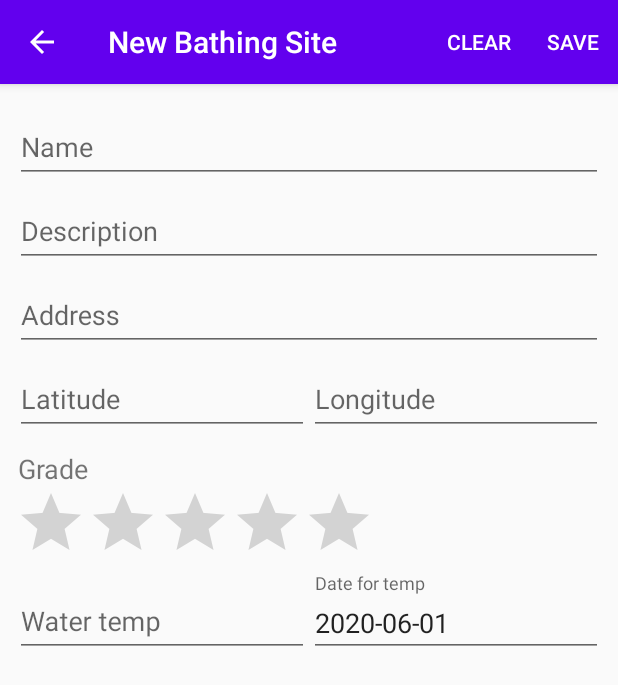
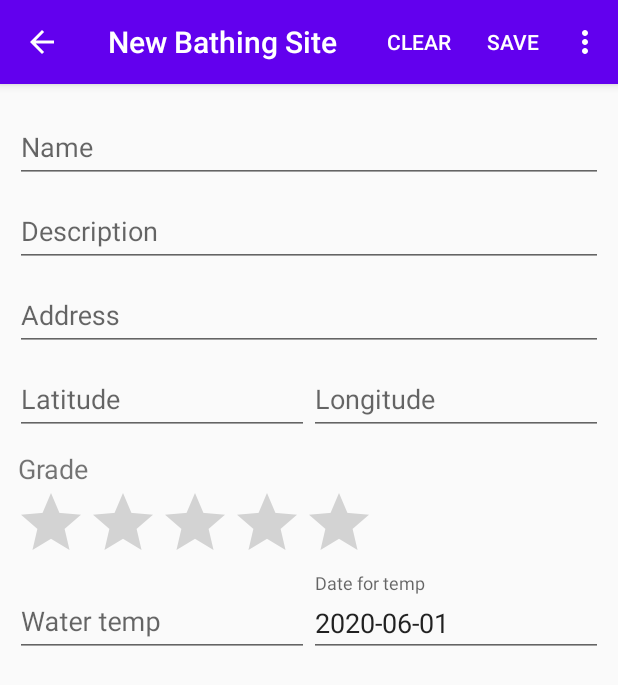
Before and after one commit to kristian-angelin/bathing-sites, an Android app: the NewBathingSiteActivity screen opened directly, with no data from a screen before it, on a phone screen of 412 x 824 dp. Shown: the top 685 px of the screen. Run offline under Robolectric (Android 15) with nearby library versions, the phone set to English and light mode, and no system bars.

Commit message:
Added weather and settings to the App Bar overflow menu.

```diff
--- a/app/src/main/res/menu/menu_new_bathing_site.xml
+++ b/app/src/main/res/menu/menu_new_bathing_site.xml
@@ -10,4 +10,12 @@
     <item android:id="@+id/menu_item_save"
         android:title="@string/menu_save"
         app:showAsAction="ifRoom"/>
+
+    <item android:id="@+id/menu_item_weather"
+        android:title="@string/menu_weather"
+        app:showAsAction="never"/>
+
+    <item android:id="@+id/menu_item_settings"
+        android:title="@string/menu_settings"
+        app:showAsAction="never"/>
 </menu>
--- a/app/src/main/res/values/strings.xml
+++ b/app/src/main/res/values/strings.xml
@@ -6,7 +6,7 @@
     <string name="bath_img_description">bathing sign</string>
     <string name="title_activity_new_bathing_site">New Bathing Site</string>
 
-    <!-- Bathing site menu strings -->
+    <!-- Universal menu strings -->
     <string name="menu_settings">Settings</string>
 
     <!-- New bathing site form field strings -->
@@ -26,4 +26,5 @@
     <!-- New bathing site menu strings -->
     <string name="menu_clear">Clear</string>
     <string name="menu_save">Save</string>
+    <string name="menu_weather">Weather</string>
 </resources>
```
